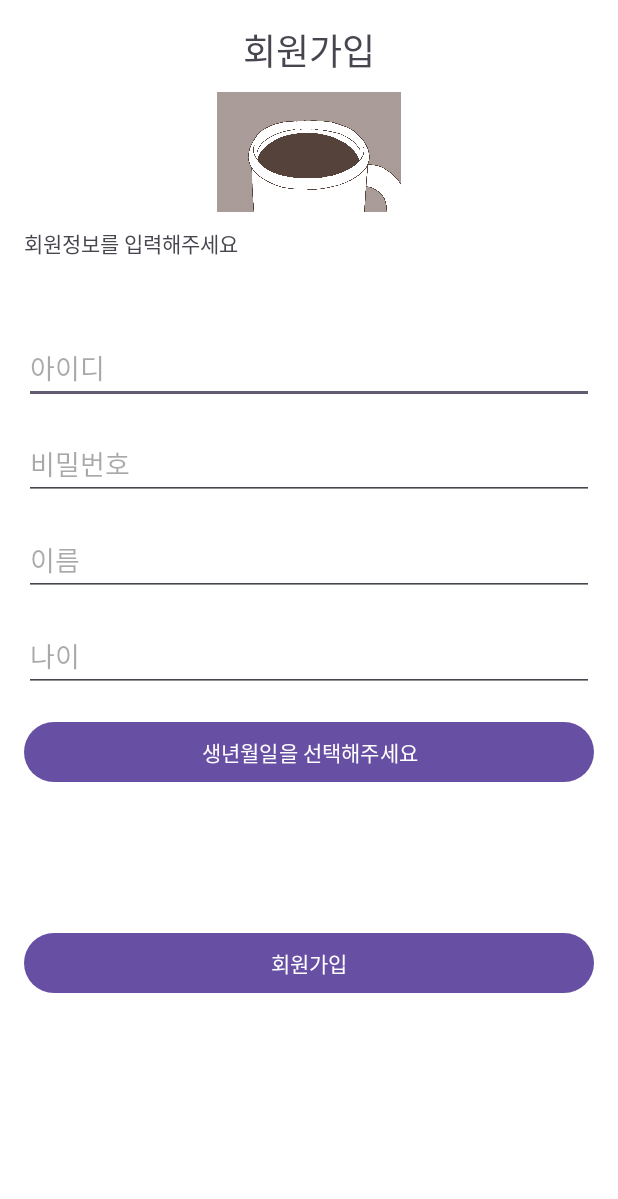
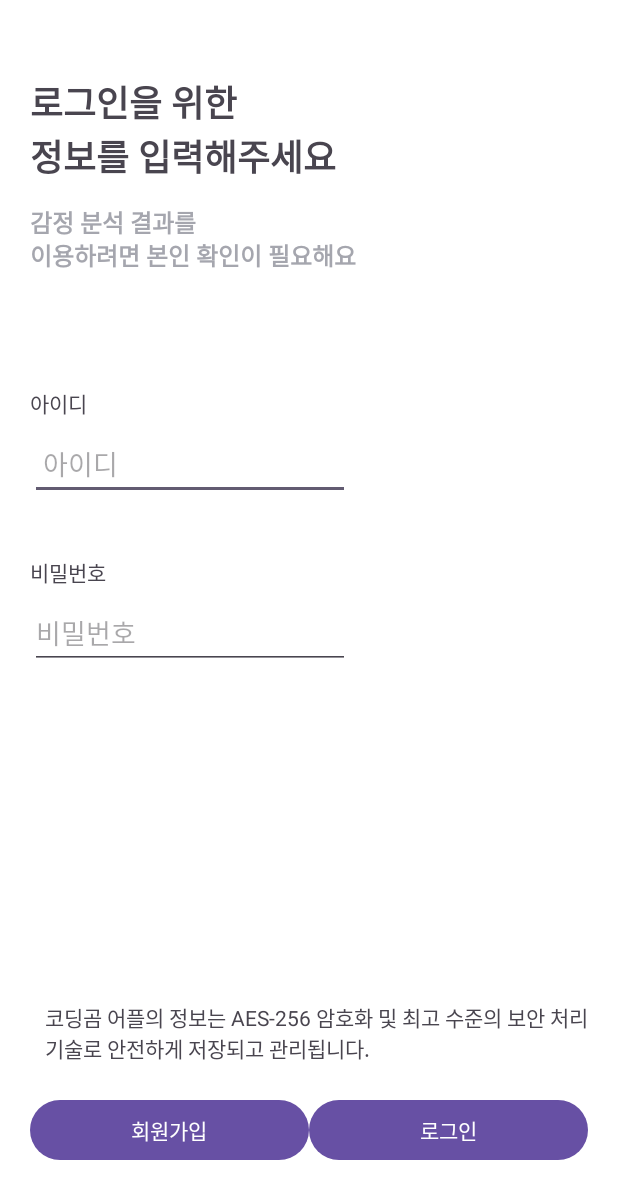
Before and after one commit to yooonzi040/CodingBear, an Android app: the RegisterActivity screen opened directly, with no data from a screen before it, after a tap on "회원가입", on a phone screen of 412 x 824 dp. Shown: the top 1199 px of the screen. Run offline under Robolectric (Android 15) with nearby library versions, the phone set to English and light mode, and no system bars.

Commit message:
현석 깃허브 코드 연동 및 수정

```diff
--- a/app/build.gradle.kts
+++ b/app/build.gradle.kts
@@ -36,7 +36,8 @@ dependencies {
     implementation("androidx.appcompat:appcompat:1.6.1")
     implementation("com.google.android.material:material:1.11.0")
     implementation("androidx.constraintlayout:constraintlayout:2.1.4")
-    implementation("com.android.volley:volley:1.2.1") // 서버 통신에 필요한 라이브러리 설치
+    implementation("com.android.volley:volley:1.2.1")
+    implementation("com.squareup.okhttp3:okhttp:5.0.0-alpha.12") // 서버 통신에 필요한 라이브러리 설치
     testImplementation("junit:junit:4.13.2")
     androidTestImplementation("androidx.test.ext:junit:1.1.5")
     androidTestImplementation("androidx.test.espresso:espresso-core:3.5.1")
--- a/app/src/main/AndroidManifest.xml
+++ b/app/src/main/AndroidManifest.xml
@@ -5,8 +5,11 @@
     <!-- 인터넷 권한 선언 -->
 
     <uses-permission android:name="android.permission.INTERNET"/>
+    <uses-permission android:name="android.permission.ACCESS_NETWORK_STATE"/>
+
     <application
         android:allowBackup="true"
+        android:usesCleartextTraffic="true"
         android:dataExtractionRules="@xml/data_extraction_rules"
         android:fullBackupContent="@xml/backup_rules"
         android:icon="@mipmap/ic_launcher"
@@ -22,7 +25,7 @@
             android:name=".RegisterActivity"
             android:exported="false" />
         <activity
-            android:name=".loginActivity"
+            android:name=".LoginActivity"
             android:exported="true">
             <intent-filter>
                 <action android:name="android.intent.action.MAIN" />
--- a/app/src/main/java/sku/jyj/example/silvia/GitTestActivity.java
+++ /dev/null
@@ -1,6 +0,0 @@
-package sku.jyj.example.silvia;
-
-public class GitTestActivity {
-
-    // 깃허브에 올라온지 확인용
-}
--- a/app/src/main/java/sku/jyj/example/silvia/RegistRequest.java
+++ /dev/null
@@ -1,34 +0,0 @@
-package sku.jyj.example.silvia;
-
-
-import androidx.annotation.Nullable;
-
-import com.android.volley.AuthFailureError;
-import com.android.volley.Response;
-import com.android.volley.toolbox.StringRequest;
-
-import java.util.HashMap;
-import java.util.Map;
-
-public class RegistRequest extends StringRequest {
-
-    // 서버 URL 설정 (PHP 파일 연동)
-    final static private String URL = "http://yoouuii22.dothome.co.kr/Register.php";
-    private Map<String, String> map;
-
-    public RegistRequest(String userID, String userPassword, String userName, int userAge, Response.Listener<String> listener){
-        super(Method.POST, URL, listener, null);
-
-        map = new HashMap<>();
-        map.put("userID", userID);
-        map.put("userPassword", userPassword);
-        map.put("userName", userName);
-        map.put("userAge", userAge + "");
-    }
-
-    @Nullable
-    @Override
-    protected Map<String, String> getParams() throws AuthFailureError {
-        return map;
-    }
-}
--- a/app/src/main/java/sku/jyj/example/silvia/RegisterActivity.java
+++ b/app/src/main/java/sku/jyj/example/silvia/RegisterActivity.java
@@ -2,34 +2,38 @@ package sku.jyj.example.silvia;
 
 import androidx.appcompat.app.AppCompatActivity;
 
-import androidx.fragment.app.DialogFragment;
-import android.app.Fragment;
 import android.content.Intent;
+import android.os.AsyncTask;
 import android.os.Bundle;
 import android.text.Editable;
 import android.text.InputFilter;
 import android.text.TextWatcher;
+import android.util.Log;
 import android.view.View;
 import android.widget.Button;
-import android.widget.DatePicker;
 import android.widget.EditText;
 import android.widget.Toast;
 
-import com.android.volley.RequestQueue;
-import com.android.volley.Response;
-import com.android.volley.toolbox.Volley;
 
 import org.json.JSONException;
 import org.json.JSONObject;
 
-import java.text.BreakIterator;
-import java.text.SimpleDateFormat;
-import java.util.Calendar;
-import java.util.Date;
+import java.io.IOException;
+
+import okhttp3.MediaType;
+import okhttp3.OkHttpClient;
+import okhttp3.Request;
+import okhttp3.RequestBody;
+import okhttp3.Response;
+
+
 
 public class RegisterActivity extends AppCompatActivity {
+
+    // Flask 서버 호출
+    private static final String urls = "http://192.168.0.4:5000/userJoin";
     public Button btn_birth;
-    private EditText et_id, et_pass, et_name, et_age;
+    private EditText input_id, input_pw, input_name, input_age;
     private Button bt_register;
     @Override
     protected void onCreate(Bundle savedInstanceState) { // 액티비티 시작시 처음으로 실행되는 생명주기
@@ -37,13 +41,15 @@ public class RegisterActivity extends AppCompatActivity {
         setContentView(R.layout.activity_register);
 
         //아이디 값 찾아주기
-        et_id = findViewById(R.id.et_id);
-        et_pass = findViewById(R.id.et_pass);
-        et_name = findViewById(R.id.et_name);
-        et_age = findViewById(R.id.et_age);
+        input_id = findViewById(R.id.input_id);
+        input_pw = findViewById(R.id.input_pw);
+        input_name = findViewById(R.id.input_name);
+        input_age = findViewById(R.id.input_age);
+        btn_birth = findViewById(R.id.btn_birth);
+        bt_register = findViewById(R.id.bt_register);
 
-        // 나이 입력값 최대길이 제한
-        et_age.addTextChangedListener(new TextWatcher() {
+        // 나이 입력값 최대 길이 제한
+        input_age.addTextChangedListener(new TextWatcher() {
             @Override
             public void beforeTextChanged(CharSequence s, int start, int count, int after) {}
 
@@ -51,64 +57,91 @@ public class RegisterActivity extends AppCompatActivity {
             public void onTextChanged(CharSequence s, int start, int before, int count) {
                 InputFilter[] filters = new InputFilter[1];
                 filters[0] = new InputFilter.LengthFilter(3); // et_age의 입력 최대길이 제한
-                et_age.setFilters(filters);
+                input_age.setFilters(filters);
             }
 
             @Override
             public void afterTextChanged(Editable s){}
         });
+    }
 
-        //생년월일 버튼 누르면 날짜 선택창이 나타남
-        btn_birth = findViewById(R.id.btn_birth);
+    public void onRegisterClicked(View view){ // 버튼 클릭 리스너
+        // 버튼 클릭 시 서버로 데이터 전송
+        Log.d("ClickButton1", "Button clicked");  // Log 추가
+        sendServer();
+    }
 
-        //회원가입 버튼 클릭시 수행
-        bt_register = findViewById(R.id.bt_register);
-        bt_register.setOnClickListener(new View.OnClickListener() {
+    public void sendServer(){ // 서버로 데이터 전송하기 위한 함수
+        class sendData extends AsyncTask<Void, Void, String> { // 백그라운드 쓰레드 생성
+
             @Override
-            public void onClick(View view) {
+            protected void onPreExecute() {
+                super.onPreExecute();
+                // 백그라운드 작업 전에 실행되는 부분
+            }
 
-                Toast.makeText(getApplicationContext(), "이름 : " + et_id.getText().toString(), Toast.LENGTH_LONG).show();
-                Toast.makeText(getApplicationContext(), "나이 : " + et_age.getText().toString(), Toast.LENGTH_LONG).show();
-                Toast.makeText(getApplicationContext(), "생년월일 : " + btn_birth.getText().toString(), Toast.LENGTH_LONG).show();
+            @Override
+            protected void onPostExecute(String s) {
+                super.onPostExecute(s);
+                // 백그라운드 작업이 끝난 후에 실행되는 부분
+                // LoginActivity로 이동
+                Intent intent = new Intent(RegisterActivity.this, LoginActivity.class);
+                startActivity(intent);
+            }
 
+            @Override
+            protected void onProgressUpdate(Void... values) {
+                super.onProgressUpdate(values);
+                // 백그라운드 작업 중 갱신이 필요한 경우 실행되는 부분
+            }
 
-                // EditText에 현재 입력되어있는 값을 get 해온다 (가져온다).
-                String userID = et_id.getText().toString();
-                String userPass = et_pass.getText().toString();
-                String userName = et_name.getText().toString();
-                int userAge = Integer.parseInt(et_age.getText().toString());
+            @Override
+            protected void onCancelled(String s) {
+                super.onCancelled(s);
+                // 백그라운드 작업이 취소된 경우 실행되는 부분
+            }
 
-                Response.Listener<String> responseListener = new Response.Listener<String>() {
-                    @Override
-                    public void onResponse(String response) {
-                        try {
-                            JSONObject jsonObject = new JSONObject(response); // 회원가입 요청을 한 다음, 결과값을  jsonObject로 받는다.
-                            boolean success = jsonObject.getBoolean("success");
-                            if (success) { //회원등록에 성공한 경우
-                                Toast.makeText(getApplicationContext(), "회원 등록에 성공하였습니다.", Toast.LENGTH_SHORT).show();
-                                Intent intent = new Intent(RegisterActivity.this, loginActivity.class);
-                                startActivity(intent);
-                            } else { //회원등록에 실패한 경우
-                                Toast.makeText(getApplicationContext(), "회원 등록에 실패하였습니다.", Toast.LENGTH_SHORT).show();
-                                return;
-                            }
-                        } catch (JSONException e) {
-                            e.printStackTrace();
-                        }
+            @Override
+            protected void onCancelled() {
+                super.onCancelled();
+                // 백그라운드 작업이 취소된 경우 실행되는 부분
+            }
 
-                    }
-                };
+            @Override
+            protected String doInBackground(Void... voids) {
+                try {
+                    OkHttpClient client = new OkHttpClient(); // OkHttp를 사용하도록 OkHttpClient 객체를 생성
 
-                //서버로 Volley를 이용해서 요청을 한다.
-                RegistRequest registRequest = new RegistRequest(userID, userPass, userName, userAge, responseListener);
-                RequestQueue queue = Volley.newRequestQueue(RegisterActivity.this);
-                queue.add(registRequest);
+                    JSONObject jsonInput = new JSONObject();  // JSON 객체 생성
+                    jsonInput.put("userID",  input_id.getText().toString()); // [vscode-app.py] JSON 객체에 데이터 추가 (id)
+                    jsonInput.put("userPassword",  input_pw.getText().toString()); // [vscode-app.py] JSON 객체에 데이터 추가 (pw)
+                    jsonInput.put("userName", input_name.getText().toString());  // [vscode-app.py] JSON 객체에 데이터 추가 (nickname)
 
+                    RequestBody reqBody = RequestBody.create(
+                            jsonInput.toString(),
+                            MediaType.parse("application/json; charset=utf-8")
+                    );
 
+                    Request request = new Request.Builder()
+                            .post(reqBody)
+                            .url(urls)
+                            .build();
+
+                    Response responses = client.newCall(request).execute(); // 요청을 실행 (동기 처리 : execute(), 비동기 처리 : enqueue())
+                    System.out.println(responses.body().string());
+
+                } catch (JSONException e) {
+                    e.printStackTrace();
+                } catch (IOException e) {
+                    e.printStackTrace();
+                }
+                return null;
             }
-        });
+        }
 
-
+        // AsyncTask 실행
+        sendData sendData = new sendData();
+        sendData.execute(); // 웹 서버에 데이터 전송
     }
 
     public void processDatePickerResult(int year, int month, int day){
--- a/app/src/main/res/layout/activity_login.xml
+++ b/app/src/main/res/layout/activity_login.xml
@@ -6,7 +6,7 @@
     android:layout_height="match_parent"
     android:background="#FFFFFF"
     android:orientation="vertical"
-    tools:context=".loginActivity">
+    tools:context=".LoginActivity">
 
     <LinearLayout
         android:layout_width="match_parent"
@@ -56,7 +56,7 @@
             android:text="아이디" />
 
         <EditText
-            android:id="@+id/et_id"
+            android:id="@+id/input_id"
             android:layout_width="wrap_content"
             android:layout_height="wrap_content"
             android:layout_marginLeft="20dp"
@@ -75,7 +75,7 @@
             android:text="비밀번호" />
 
         <EditText
-            android:id="@+id/et_pass"
+            android:id="@+id/input_pw"
             android:layout_width="wrap_content"
             android:layout_height="wrap_content"
             android:layout_marginLeft="20dp"
--- a/app/src/main/res/layout/activity_register.xml
+++ b/app/src/main/res/layout/activity_register.xml
@@ -47,7 +47,7 @@
         android:orientation="vertical">
 
         <EditText
-            android:id="@+id/et_id"
+            android:id="@+id/input_id"
             android:layout_width="match_parent"
             android:layout_height="wrap_content"
             android:layout_marginLeft="16dp"
@@ -58,7 +58,7 @@
             android:inputType="text" />
 
         <EditText
-            android:id="@+id/et_pass"
+            android:id="@+id/input_pw"
             android:layout_width="match_parent"
             android:layout_height="wrap_content"
             android:layout_marginLeft="16dp"
@@ -69,7 +69,7 @@
             android:inputType="text" />
 
         <EditText
-            android:id="@+id/et_name"
+            android:id="@+id/input_name"
             android:layout_width="match_parent"
             android:layout_height="wrap_content"
             android:layout_marginLeft="16dp"
@@ -80,7 +80,7 @@
             android:inputType="text" />
 
         <EditText
-            android:id="@+id/et_age"
+            android:id="@+id/input_age"
             android:layout_width="match_parent"
             android:layout_height="wrap_content"
             android:layout_marginLeft="16dp"
@@ -115,6 +115,7 @@
             android:layout_height="wrap_content"
             android:layout_marginLeft="16dp"
             android:layout_marginRight="16dp"
+            android:onClick="onRegisterClicked"
             android:text="회원가입" />
     </LinearLayout>
 
```
Also changed, not shown: app/src/main/java/sku/jyj/example/silvia/LoginActivity.java (added, +131 -0 lines), app/src/main/java/sku/jyj/example/silvia/LoginRequest.java (deleted, +0 -32 lines), app/src/main/java/sku/jyj/example/silvia/loginActivity.java (deleted, +0 -80 lines).
